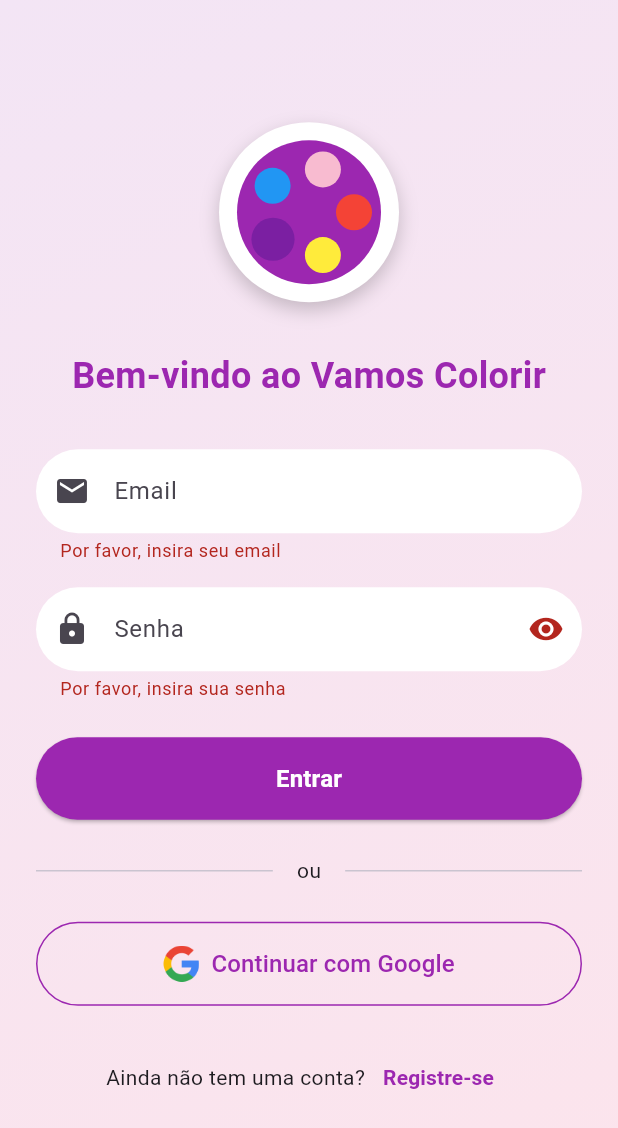
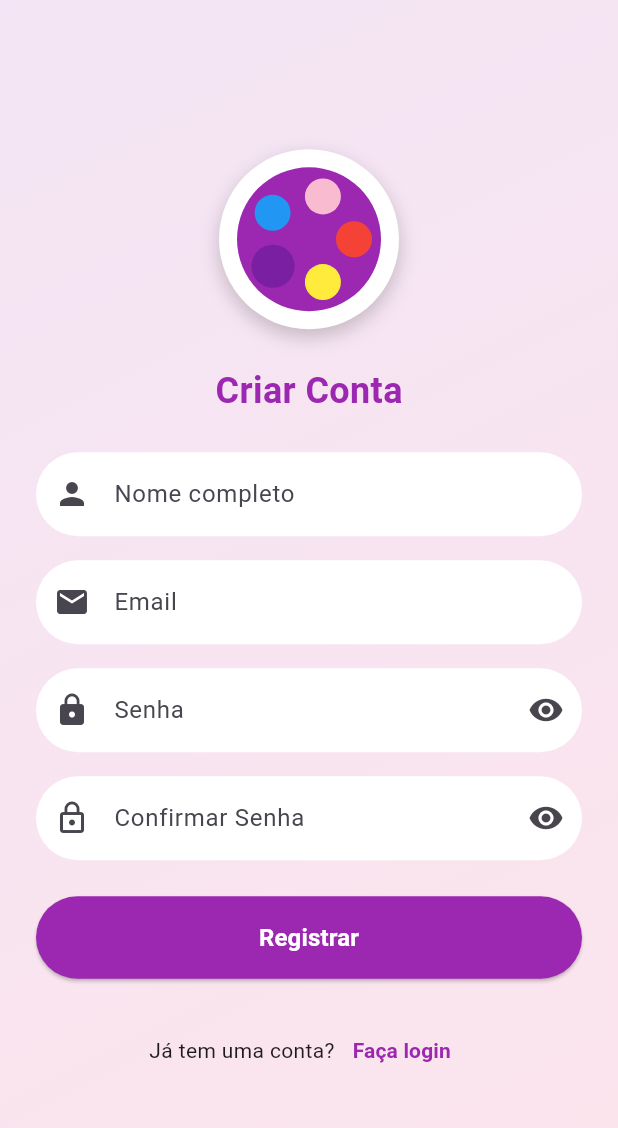
Before and after one commit to FelipeSantos75/app_de_colorir, a Flutter app: the screen it shows after launch, after a tap on "Começar", after a tap on "Entrar", after a tap on "Registre-se", on a phone screen of 412 x 824 dp. Shown: the top 1128 px of the screen. Run offline on Flutter 3.47's test engine with Material 3 defaults, Android fonts, the light colour scheme and no system bars; our stand-ins replace firebase_auth, firebase_core, path_drawing; accounts and stored records are empty.

Commit message:
update Firebase initialization with error handling; modify .gitignore and update dependencies

```diff
--- a/lib/main.dart
+++ b/lib/main.dart
@@ -3,7 +3,13 @@
 import 'views/splash.dart';
 Future<void> main() async {
   WidgetsFlutterBinding.ensureInitialized();
-  await Firebase.initializeApp();
+  try {
+    await Firebase.initializeApp();
+    print('Firebase inicializado com sucesso');
+  } catch (e) {
+    print('Erro ao inicializar Firebase: $e');
+    // Continue mesmo em caso de erro para permitir o desenvolvimento
+  }
   runApp(const ColorableShapesApp());
 }
 
--- a/lib/views/loginpage.dart
+++ b/lib/views/loginpage.dart
@@ -1,5 +1,6 @@
 import 'package:firebase_auth/firebase_auth.dart';
 import 'package:flutter/material.dart';
+import 'registerpage.dart';
 import 'shape_grid.dart';
 import 'splash.dart';
 
@@ -30,12 +31,12 @@
 
       try {
         final FirebaseAuth _auth = FirebaseAuth.instance;
-        final UserCredential userCredential = await _auth.signInWithEmailAndPassword(
+        final UserCredential userCredential =
+            await _auth.signInWithEmailAndPassword(
           email: _emailController.text,
           password: _passwordController.text,
         );
 
-        // Navigate to home page on success
         if (mounted) {
           Navigator.pushReplacement(
             context,
@@ -44,9 +45,37 @@
         }
       } on FirebaseAuthException catch (e) {
         if (mounted) {
+          if (e.code == 'user-not-found') {
+            // If user doesn't exist, offer to register
+            if (mounted) {
+              final shouldRegister = await showDialog<bool>(
+                context: context,
+                builder: (context) => AlertDialog(
+                  title: const Text('Usuário não encontrado'),
+                  content: const Text('Deseja criar uma nova conta?'),
+                  actions: [
+                    TextButton(
+                      onPressed: () => Navigator.pop(context, false),
+                      child: const Text('Não'),
+                    ),
+                    TextButton(
+                      onPressed: () => Navigator.pop(context, true),
+                      child: const Text('Sim'),
+                    ),
+                  ],
+                ),
+              );
+
+              if (shouldRegister == true) {
+                // Navigate to registration page
+                Navigator.pushNamed(context, '/register');
+              }
+            }
+          } else {
             ScaffoldMessenger.of(context).showSnackBar(
               SnackBar(content: Text('Erro ao fazer login: ${e.message}')),
             );
+          }
         }
       } catch (e) {
         if (mounted) {
@@ -67,7 +96,8 @@
 
     try {
       // TODO: Implement Google Sign-In
-      await Future.delayed(const Duration(seconds: 2)); // Simulate network delay
+      await Future.delayed(
+          const Duration(seconds: 2)); // Simulate network delay
 
       if (mounted) {
         Navigator.pushReplacement(
@@ -78,7 +108,8 @@
     } catch (e) {
       if (mounted) {
         ScaffoldMessenger.of(context).showSnackBar(
-          SnackBar(content: Text('Erro ao fazer login com Google: ${e.toString()}')),
+          SnackBar(
+              content: Text('Erro ao fazer login com Google: ${e.toString()}')),
         );
       }
     } finally {
@@ -235,7 +266,7 @@
 
           // Divider
           const Row(
-                          children:  [
+            children: [
               Expanded(child: Divider()),
               Padding(
                 padding: EdgeInsets.symmetric(horizontal: 16),
@@ -259,7 +290,11 @@
               const Text('Ainda não tem uma conta?'),
               TextButton(
                 onPressed: () {
-                                // TODO: Navigate to registration page
+                  Navigator.push(
+                    context,
+                    MaterialPageRoute(
+                        builder: (context) => const RegisterPage()),
+                  );
                 },
                 child: const Text(
                   'Registre-se',
@@ -308,12 +343,13 @@
 class Title extends StatelessWidget {
   final String title;
   const Title({
-    super.key, required this.title,
+    super.key,
+    required this.title,
   });
 
   @override
   Widget build(BuildContext context) {
-    return  Text(
+    return Text(
       title,
       style: const TextStyle(
         fontSize: 24,
--- /dev/null
+++ b/lib/views/registerpage.dart
@@ -0,0 +1,320 @@
+import 'package:firebase_auth/firebase_auth.dart';
+import 'package:flutter/material.dart';
+import 'shape_grid.dart';
+import 'loginpage.dart' as l;
+
+class RegisterPage extends StatefulWidget {
+  const RegisterPage({super.key});
+
+  @override
+  State<RegisterPage> createState() => _RegisterPageState();
+}
+
+class _RegisterPageState extends State<RegisterPage> {
+  final _formKey = GlobalKey<FormState>();
+  final _nameController = TextEditingController();
+  final _emailController = TextEditingController();
+  final _passwordController = TextEditingController();
+  final _confirmPasswordController = TextEditingController();
+  bool _isLoading = false;
+  bool _obscurePassword = true;
+  bool _obscureConfirmPassword = true;
+
+  @override
+  void dispose() {
+    _nameController.dispose();
+    _emailController.dispose();
+    _passwordController.dispose();
+    _confirmPasswordController.dispose();
+    super.dispose();
+  }
+
+  Future<void> _register() async {
+    if (_formKey.currentState!.validate()) {
+      setState(() => _isLoading = true);
+
+      try {
+        final auth = FirebaseAuth.instance;
+        final UserCredential userCredential = await auth.createUserWithEmailAndPassword(
+          email: _emailController.text,
+          password: _passwordController.text,
+        );
+
+        // Atualizar o nome do usuário
+        await userCredential.user?.updateDisplayName(_nameController.text);
+
+        // Navegar para a página inicial após o registro
+        if (mounted) {
+          ScaffoldMessenger.of(context).showSnackBar(
+            const SnackBar(content: Text('Registro realizado com sucesso!')),
+          );
+
+          // Pequeno atraso para mostrar a mensagem antes de navegar
+          await Future.delayed(const Duration(seconds: 1));
+
+          Navigator.pushReplacement(
+            context,
+            MaterialPageRoute(builder: (context) => const ShapesPageGrid()),
+          );
+        }
+      } on FirebaseAuthException catch (e) {
+        String errorMessage = 'Erro ao fazer registro.';
+        print(e);
+
+        if (e.code == 'weak-password') {
+          errorMessage = 'A senha fornecida é muito fraca.';
+        } else if (e.code == 'email-already-in-use') {
+          errorMessage = 'Este email já está sendo usado por outra conta.';
+        } else if (e.code == 'invalid-email') {
+          errorMessage = 'O email fornecido é inválido.';
+        }
+
+        if (mounted) {
+          ScaffoldMessenger.of(context).showSnackBar(
+            SnackBar(content: Text(errorMessage)),
+          );
+        }
+      } catch (e) {
+        if (mounted) {
+          ScaffoldMessenger.of(context).showSnackBar(
+            SnackBar(content: Text('Erro ao fazer registro: ${e.toString()}')),
+          );
+        }
+      } finally {
+        if (mounted) {
+          setState(() => _isLoading = false);
+        }
+      }
+    }
+  }
+
+  @override
+  Widget build(BuildContext context) {
+    return Scaffold(
+      body: Stack(
+        children: [
+          // Background gradient
+          Container(
+            decoration: const BoxDecoration(
+              gradient: LinearGradient(
+                begin: Alignment.topLeft,
+                end: Alignment.bottomRight,
+                colors: [Color(0xFFF3E5F5), Color(0xFFFCE4EC)],
+              ),
+            ),
+          ),
+
+          // Main content
+          SafeArea(
+            child: Center(
+              child: SingleChildScrollView(
+                padding: const EdgeInsets.all(24),
+                child: Column(
+                  mainAxisAlignment: MainAxisAlignment.center,
+                  children: [
+                    // App logo
+                    const l.AppLogo(),
+
+                    const SizedBox(height: 24),
+
+                    // Title
+                    const l.Title(title: 'Criar Conta'),
+
+                    const SizedBox(height: 24),
+
+                    // Registration form
+                    Form(
+                      key: _formKey,
+                      child: Column(
+                        children: [
+                          // Nome field
+                          TextFormField(
+                            controller: _nameController,
+                            keyboardType: TextInputType.name,
+                            decoration: InputDecoration(
+                              hintText: 'Nome completo',
+                              prefixIcon: const Icon(Icons.person),
+                              filled: true,
+                              fillColor: Colors.white,
+                              border: OutlineInputBorder(
+                                borderRadius: BorderRadius.circular(30),
+                                borderSide: BorderSide.none,
+                              ),
+                            ),
+                            validator: (value) {
+                              if (value == null || value.isEmpty) {
+                                return 'Por favor, insira seu nome';
+                              }
+                              return null;
+                            },
+                          ),
+
+                          const SizedBox(height: 16),
+
+                          // Email field
+                          TextFormField(
+                            controller: _emailController,
+                            keyboardType: TextInputType.emailAddress,
+                            decoration: InputDecoration(
+                              hintText: 'Email',
+                              prefixIcon: const Icon(Icons.email),
+                              filled: true,
+                              fillColor: Colors.white,
+                              border: OutlineInputBorder(
+                                borderRadius: BorderRadius.circular(30),
+                                borderSide: BorderSide.none,
+                              ),
+                            ),
+                            validator: (value) {
+                              if (value == null || value.isEmpty) {
+                                return 'Por favor, insira seu email';
+                              }
+                              if (!value.contains('@')) {
+                                return 'Por favor, insira um email válido';
+                              }
+                              return null;
+                            },
+                          ),
+
+                          const SizedBox(height: 16),
+
+                          // Password field
+                          TextFormField(
+                            controller: _passwordController,
+                            obscureText: _obscurePassword,
+                            decoration: InputDecoration(
+                              hintText: 'Senha',
+                              prefixIcon: const Icon(Icons.lock),
+                              suffixIcon: IconButton(
+                                icon: Icon(
+                                  _obscurePassword ? Icons.visibility : Icons.visibility_off,
+                                ),
+                                onPressed: () {
+                                  setState(() {
+                                    _obscurePassword = !_obscurePassword;
+                                  });
+                                },
+                              ),
+                              filled: true,
+                              fillColor: Colors.white,
+                              border: OutlineInputBorder(
+                                borderRadius: BorderRadius.circular(30),
+                                borderSide: BorderSide.none,
+                              ),
+                            ),
+                            validator: (value) {
+                              if (value == null || value.isEmpty) {
+                                return 'Por favor, insira uma senha';
+                              }
+                              if (value.length < 6) {
+                                return 'A senha deve ter pelo menos 6 caracteres';
+                              }
+                              return null;
+                            },
+                          ),
+
+                          const SizedBox(height: 16),
+
+                          // Confirm Password field
+                          TextFormField(
+                            controller: _confirmPasswordController,
+                            obscureText: _obscureConfirmPassword,
+                            decoration: InputDecoration(
+                              hintText: 'Confirmar Senha',
+                              prefixIcon: const Icon(Icons.lock_outline),
+                              suffixIcon: IconButton(
+                                icon: Icon(
+                                  _obscureConfirmPassword ? Icons.visibility : Icons.visibility_off,
+                                ),
+                                onPressed: () {
+                                  setState(() {
+                                    _obscureConfirmPassword = !_obscureConfirmPassword;
+                                  });
+                                },
+                              ),
+                              filled: true,
+                              fillColor: Colors.white,
+                              border: OutlineInputBorder(
+                                borderRadius: BorderRadius.circular(30),
+                                borderSide: BorderSide.none,
+                              ),
+                            ),
+                            validator: (value) {
+                              if (value == null || value.isEmpty) {
+                                return 'Por favor, confirme sua senha';
+                              }
+                              if (value != _passwordController.text) {
+                                return 'As senhas não coincidem';
+                              }
+                              return null;
+                            },
+                          ),
+
+                          const SizedBox(height: 24),
+
+                          // Register button
+                          SizedBox(
+                            width: double.infinity,
+                            child: ElevatedButton(
+                              onPressed: _isLoading ? null : _register,
+                              style: ElevatedButton.styleFrom(
+                                backgroundColor: const Color(0xFF9C27B0),
+                                padding: const EdgeInsets.symmetric(vertical: 16),
+                                shape: RoundedRectangleBorder(
+                                  borderRadius: BorderRadius.circular(30),
+                                ),
+                              ),
+                              child: _isLoading
+                                ? const SizedBox(
+                                    width: 24,
+                                    height: 24,
+                                    child: CircularProgressIndicator(
+                                      strokeWidth: 2,
+                                      valueColor: AlwaysStoppedAnimation<Color>(Colors.white),
+                                    ),
+                                  )
+                                : const Text(
+                                    'Registrar',
+                                    style: TextStyle(
+                                      fontSize: 16,
+                                      fontWeight: FontWeight.bold,
+                                      color: Colors.white,
+                                    ),
+                                  ),
+                            ),
+                          ),
+
+                          const SizedBox(height: 24),
+
+                          // Login link
+                          Row(
+                            mainAxisAlignment: MainAxisAlignment.center,
+                            children: [
+                              const Text('Já tem uma conta?'),
+                              TextButton(
+                                onPressed: () {
+                                  Navigator.pop(context);
+                                },
+                                child: const Text(
+                                  'Faça login',
+                                  style: TextStyle(
+                                    color: Color(0xFF9C27B0),
+                                    fontWeight: FontWeight.bold,
+                                  ),
+                                ),
+                              ),
+                            ],
+                          ),
+                        ],
+                      ),
+                    ),
+                  ],
+                ),
+              ),
+            ),
+          ),
+        ],
+      ),
+    );
+  }
+}
```
Also changed, not shown: pubspec.lock, 1 other file. Lines whose indentation alone changed are shown as unchanged.
